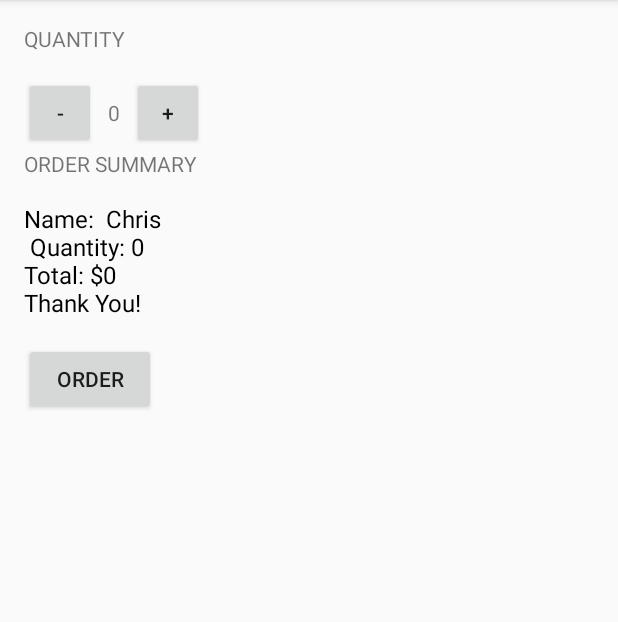
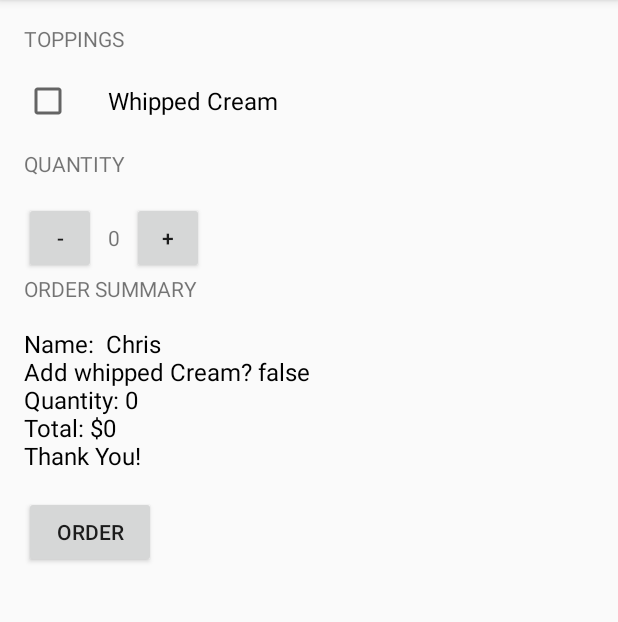
Before and after one commit to Pherlar/JustJava, an Android app: the screen it shows after launch (MainActivity), after a tap on "ORDER", on a phone screen of 412 x 824 dp, the part 84-706 px from its top. Run offline under Robolectric (Android 15) with nearby library versions, the phone set to English and light mode, and no system bars.

```diff
--- a/app/src/main/java/com/example/android/justjava/MainActivity.java
+++ b/app/src/main/java/com/example/android/justjava/MainActivity.java
@@ -11,7 +11,9 @@ package com.example.android.justjava;
 
 import android.os.Bundle;
 import android.support.v7.app.AppCompatActivity;
+import android.util.Log;
 import android.view.View;
+import android.widget.CheckBox;
 import android.widget.TextView;
 import java.text.NumberFormat;
 
@@ -33,7 +35,12 @@ public class MainActivity extends AppCompatActivity {
      */
     public void submitOrder(View view) {
         int price = calculatePrice();
-        displayMessage(createOrderSummary(quantity,price));
+        // check to see if order button is clicked
+        CheckBox whippedCreamCheckbox = findViewById(R.id.checkBox1);
+        boolean hasWhippedCreamBoolean = whippedCreamCheckbox.isChecked();
+        Log.i("MainActivity", "has whipped cream "+ hasWhippedCreamBoolean);
+
+        displayMessage(createOrderSummary(quantity,price,hasWhippedCreamBoolean));
     }
 
     /**
@@ -80,8 +87,12 @@ public class MainActivity extends AppCompatActivity {
 
     }
 
-    private String createOrderSummary (int quantity, int price){
-        String priceMessage = "Name:  Chris \n Quantity: " + quantity + "\nTotal: $" + price + "\nThank You!";
+    private String createOrderSummary (int quantity, int price, boolean hasWhippedCreamBoolean){
+        String priceMessage = "Name:  Chris";
+        priceMessage += "\nAdd whipped Cream? " + hasWhippedCreamBoolean;
+        priceMessage += "\nQuantity: " + quantity;
+        priceMessage += "\nTotal: $" + price;
+        priceMessage += "\nThank You!";
         return priceMessage;
 
     }
--- a/app/src/main/res/layout/activity_main.xml
+++ b/app/src/main/res/layout/activity_main.xml
@@ -7,6 +7,25 @@
     android:padding="16dp"
     android:orientation="vertical"
     tools:context=".MainActivity">
+
+    <TextView
+        android:layout_width="wrap_content"
+        android:layout_height="wrap_content"
+        android:layout_marginBottom="0dp"
+        android:text="Toppings"
+        android:textAllCaps="true" />
+
+    <CheckBox
+        android:layout_width="wrap_content"
+        android:layout_height="wrap_content"
+        android:layout_marginVertical="16dp"
+        android:paddingLeft="24dp"
+        android:text="Whipped Cream"
+        android:textSize="16sp"
+        android:id = "@+id/checkBox1"
+
+        />
+
 
     <TextView
         android:layout_width="wrap_content"
```
